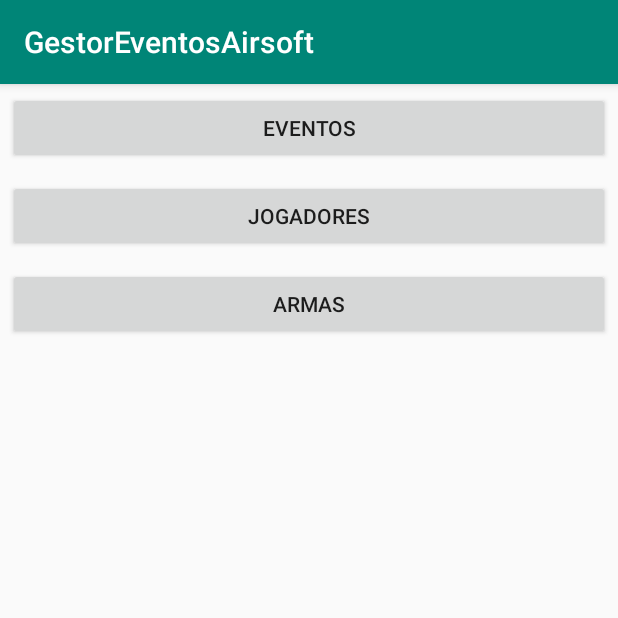
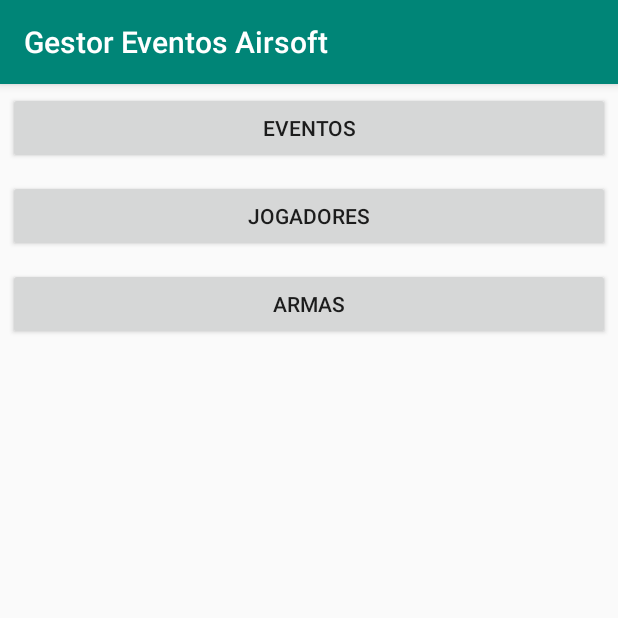
Before and after one commit to leonelr9/GestorEventosAirsoft, an Android app: the screen it shows after launch (MainActivity), on a phone screen of 412 x 824 dp, the top half of it. Run offline under Robolectric (Android 15) with nearby library versions, the phone set to English and light mode, and no system bars.

Commit message:
Criação de butões e mensagem sobre o que iram fazer.

```diff
--- a/app/src/main/res/layout/activity_main.xml
+++ b/app/src/main/res/layout/activity_main.xml
@@ -13,7 +13,7 @@
         android:layout_height="wrap_content"
         android:layout_margin="5dp"
         android:onClick="mostraMensagemEventos"
-        android:text="Eventos" />
+        android:text="@string/eventos" />
 
     <Button
         android:id="@+id/Jogadores"
@@ -21,7 +21,7 @@
         android:layout_height="wrap_content"
         android:layout_margin="5dp"
         android:onClick="mostraMensagemJogador"
-        android:text="Jogadores" />
+        android:text="@string/jogadores" />
 
     <Button
         android:id="@+id/Armas"
@@ -29,5 +29,5 @@
         android:layout_height="wrap_content"
         android:layout_margin="5dp"
         android:onClick="mostraMensagemArmas"
-        android:text="Armas" />
+        android:text="@string/armas" />
 </LinearLayout>
--- a/app/src/main/res/values/strings.xml
+++ b/app/src/main/res/values/strings.xml
@@ -1,3 +1,6 @@
 <resources>
-    <string name="app_name">GestorEventosAirsoft</string>
+    <string name="app_name">Gestor Eventos Airsoft</string>
+    <string name="jogadores">Jogadores</string>
+    <string name="armas">Armas</string>
+    <string name="eventos">Eventos</string>
 </resources>
```
